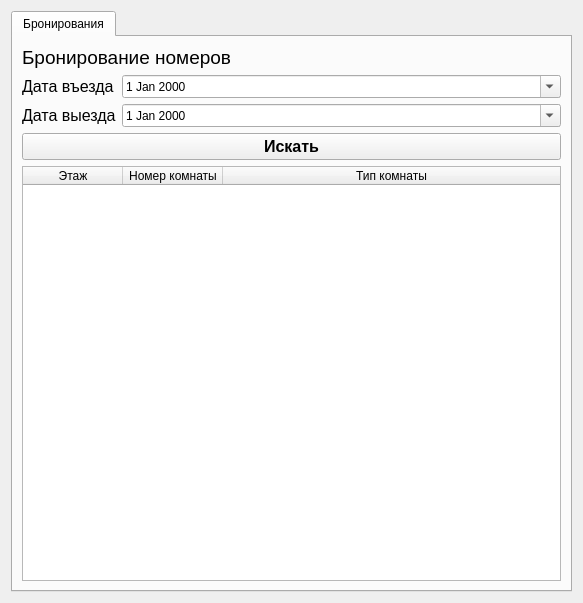
Old version of the form ui/client.ui in the repository mrfrend/kvalik_training.
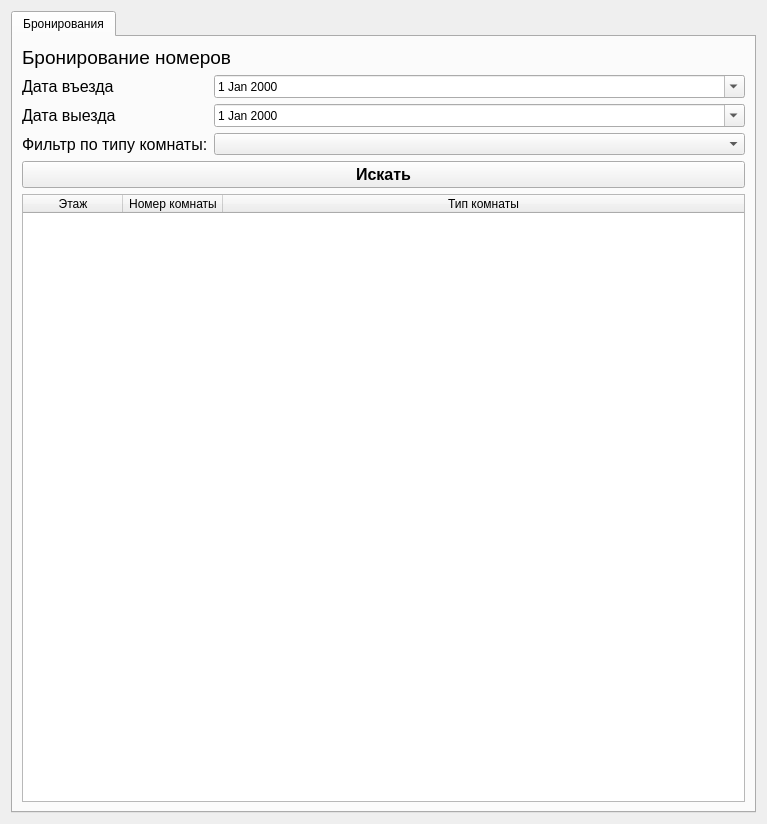
New version of the form.

Commit message: add filter by status client

```diff
--- a/ui/client.ui
+++ b/ui/client.ui
@@ -6,8 +6,8 @@
    <rect>
     <x>0</x>
     <y>0</y>
-    <width>583</width>
-    <height>603</height>
+    <width>767</width>
+    <height>824</height>
    </rect>
   </property>
   <property name="windowTitle">
@@ -78,6 +78,21 @@
              </property>
             </widget>
            </item>
+           <item row="2" column="0">
+            <widget class="QLabel" name="categoryLabel">
+             <property name="font">
+              <font>
+               <pointsize>12</pointsize>
+              </font>
+             </property>
+             <property name="text">
+              <string>Фильтр по типу комнаты:</string>
+             </property>
+            </widget>
+           </item>
+           <item row="2" column="1">
+            <widget class="QComboBox" name="category_name_box"/>
+           </item>
           </layout>
          </item>
          <item>
```
The commit also changes 2 other files.
